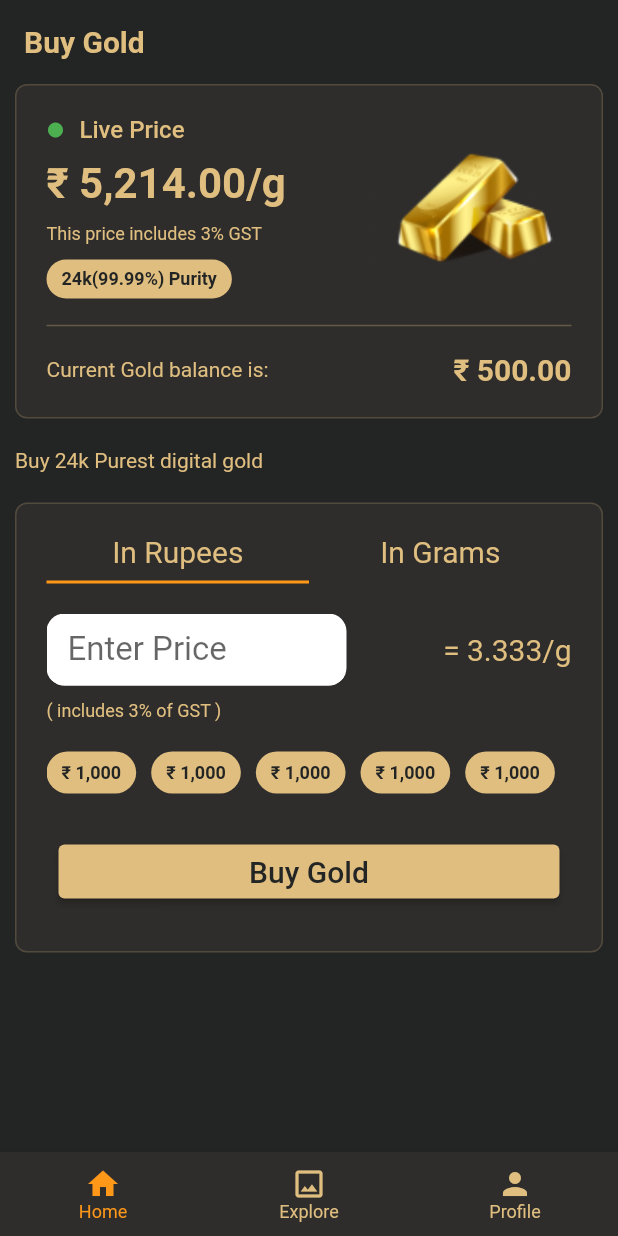
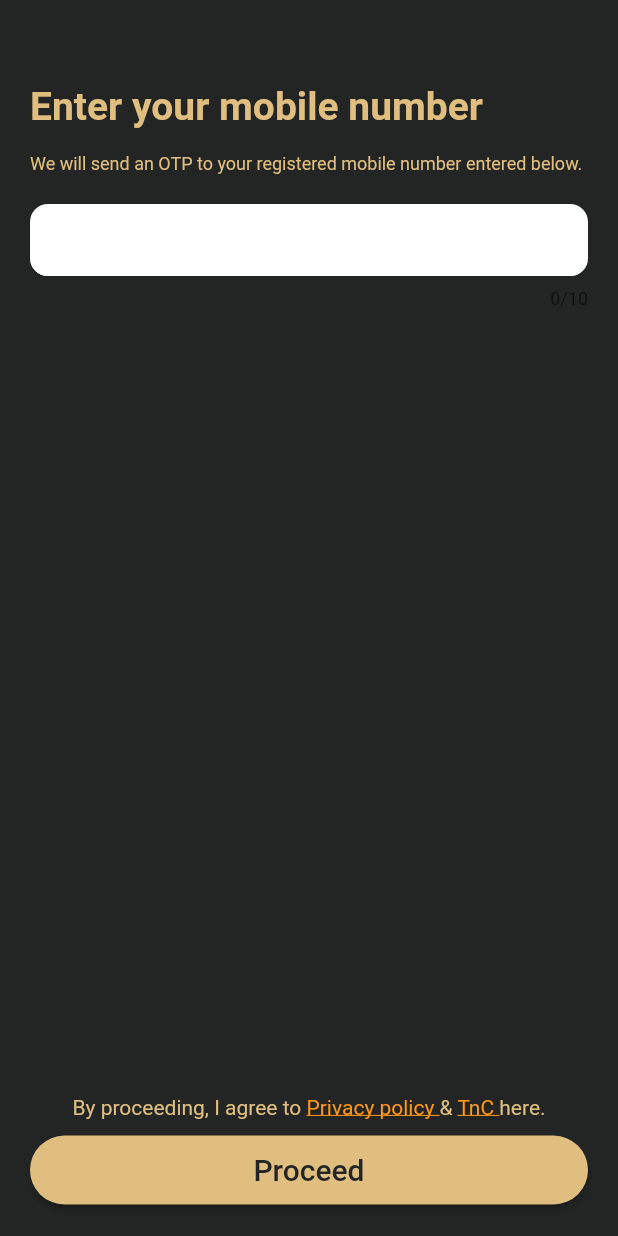
Before and after one commit to rahulasher110/Digital_Gold, a Flutter app: the screen it shows after launch, on a phone screen of 412 x 824 dp. Run offline on Flutter 3.47's test engine with Material 2 defaults, Android fonts, the phone set to English and light mode, and no system bars; our stand-ins replace get, lottie.

Commit message:
login screen desgin done

```diff
--- a/lib/main.dart
+++ b/lib/main.dart
@@ -1,3 +1,4 @@
+import 'package:digital_gold/screens/auth_screen/login_screen.dart';
 import 'package:digital_gold/screens/dashboard_screen.dart';
 import 'package:flutter/material.dart';
 import 'package:get/get.dart';
@@ -14,7 +15,7 @@ class MyApp extends StatelessWidget {
     return GetMaterialApp(
       title: 'Flutter Demo',
       theme: ThemeData(primarySwatch: Colors.blue),
-      home: const DashboardPage(),
+      home: const LoginScreen(),
     );
   }
 }
--- /dev/null
+++ b/lib/screens/auth_screen/login_screen.dart
@@ -0,0 +1,108 @@
+import 'package:digital_gold/utils/app_colors.dart';
+import 'package:digital_gold/widgets/dg-button.dart';
+import 'package:digital_gold/widgets/regular_text.dart';
+import 'package:flutter/material.dart';
+import 'package:get/get.dart';
+
+import '../../utils/app_strings.dart';
+
+class LoginScreen extends StatefulWidget {
+  const LoginScreen({super.key});
+
+  @override
+  State<LoginScreen> createState() => _LoginScreenState();
+}
+
+class _LoginScreenState extends State<LoginScreen> {
+  @override
+  Widget build(BuildContext context) {
+    return GestureDetector(
+      onTap: () {
+        Get.focusScope?.unfocus();
+      },
+      child: Scaffold(
+        appBar: AppBar(backgroundColor: AppColors.primaryColor, elevation: 0),
+        backgroundColor: AppColors.primaryColor,
+        body: SafeArea(
+          child: Container(
+            margin: const EdgeInsets.all(20).copyWith(top: 0),
+            child: Column(
+              crossAxisAlignment: CrossAxisAlignment.start,
+              children: [
+                regularText(
+                    text: AppStrings.enterMobileNumber,
+                    size: 26,
+                    fontWeight: FontWeight.bold),
+                const SizedBox(height: 16),
+                regularText(
+                  text: AppStrings.otpToRegisteredMobileNumber,
+                  size: 12,
+                  color: AppColors.primaryTextColor,
+                ),
+                const SizedBox(height: 20),
+                TextFormField(
+                  autofocus: false,
+                  style: const TextStyle(
+                      fontSize: 22.0, color: AppColors.primaryColor),
+                  maxLength: 10,
+                  decoration: InputDecoration(
+                      filled: true,
+                      fillColor: Colors.white,
+                      contentPadding: const EdgeInsets.only(
+                          left: 14.0, bottom: 8.0, top: 8.0),
+                      focusedBorder: OutlineInputBorder(
+                        borderSide: const BorderSide(color: Colors.white),
+                        borderRadius: BorderRadius.circular(12),
+                      ),
+                      enabledBorder: UnderlineInputBorder(
+                        borderSide: const BorderSide(color: Colors.white),
+                        borderRadius: BorderRadius.circular(12),
+                      ),
+                      prefix: const Text(
+                        '+91 | ',
+                        style: TextStyle(
+                            color: AppColors.primaryColor, fontSize: 20),
+                      )),
+                ),
+              ],
+            ),
+          ),
+        ),
+        bottomNavigationBar: Padding(
+          padding: const EdgeInsets.all(20.0),
+          child: Column(
+            mainAxisSize: MainAxisSize.min,
+            children: [
+              RichText(
+                  text: const TextSpan(children: [
+                TextSpan(
+                    text: 'By proceeding, I agree to ',
+                    style: TextStyle(color: AppColors.secondaryTextColor)),
+                TextSpan(
+                    text: 'Privacy policy ',
+                    style: TextStyle(
+                        decoration: TextDecoration.underline,
+                        color: AppColors.primaryTextColor)),
+                TextSpan(
+                    text: '& ',
+                    style: TextStyle(color: AppColors.secondaryTextColor)),
+                TextSpan(
+                    text: 'TnC ',
+                    style: TextStyle(
+                        decoration: TextDecoration.underline,
+                        color: AppColors.primaryTextColor)),
+                TextSpan(
+                    text: 'here.',
+                    style: TextStyle(color: AppColors.secondaryTextColor))
+              ])),
+              const SizedBox(height: 10),
+              const DgButton(
+                buttonName: 'Proceed',
+              )
+            ],
+          ),
+        ),
+      ),
+    );
+  }
+}
--- /dev/null
+++ b/lib/utils/app_strings.dart
@@ -0,0 +1,8 @@
+class AppStrings {
+  AppStrings._();
+
+  static const String otpToRegisteredMobileNumber =
+      'We will send an OTP to your registered mobile number entered below.';
+
+  static const String enterMobileNumber = 'Enter your mobile number';
+}
--- /dev/null
+++ b/lib/widgets/dg-button.dart
@@ -0,0 +1,42 @@
+import 'package:digital_gold/utils/app_colors.dart';
+import 'package:digital_gold/utils/app_dimensions.dart';
+import 'package:flutter/material.dart';
+import 'package:flutter/src/widgets/framework.dart';
+import 'package:flutter/src/widgets/placeholder.dart';
+
+class DgButton extends StatefulWidget {
+  final String buttonName;
+  final double? widthMaxSize;
+  final double? widthMinSize;
+
+  const DgButton(
+      {super.key,
+      required this.buttonName,
+      this.widthMaxSize,
+      this.widthMinSize});
+
+  @override
+  State<DgButton> createState() => _DgButtonState();
+}
+
+class _DgButtonState extends State<DgButton> {
+  @override
+  Widget build(BuildContext context) {
+    return SizedBox(
+        width: AppDimensions.screenWidth,
+        child: ElevatedButton(
+          onPressed: () {},
+          style: ElevatedButton.styleFrom(
+              maximumSize: Size(widget.widthMaxSize ?? 64, 146),
+              minimumSize: Size(widget.widthMinSize ?? 64, 46),
+              backgroundColor: AppColors.secondaryTextColor,
+              shape: RoundedRectangleBorder(
+                borderRadius: BorderRadius.circular(50),
+              )),
+          child: Text(
+            widget.buttonName,
+            style: TextStyle(fontSize: 20, color: AppColors.primaryColor),
+          ),
+        ));
+  }
+}
--- /dev/null
+++ b/lib/widgets/regular_text.dart
@@ -0,0 +1,29 @@
+import 'package:digital_gold/utils/app_colors.dart';
+import 'package:flutter/material.dart';
+
+Widget regularText(
+    {required String text,
+    Color? color,
+    double size = 14,
+    TextAlign textAlign = TextAlign.start,
+    TextOverflow textOverflow = TextOverflow.visible,
+    TextDecoration textDecoration = TextDecoration.none,
+    double? lineHeight,
+    int? maxLines,
+    Color? backgroundColor,
+    FontWeight fontWeight = FontWeight.normal}) {
+  return Text(
+    text,
+    overflow: textOverflow,
+    maxLines: maxLines,
+    style: TextStyle(
+      height: lineHeight,
+      color: AppColors.secondaryTextColor,
+      fontSize: size,
+      backgroundColor: backgroundColor,
+      fontWeight: fontWeight,
+      decoration: textDecoration,
+    ),
+    textAlign: textAlign,
+  );
+}
```
